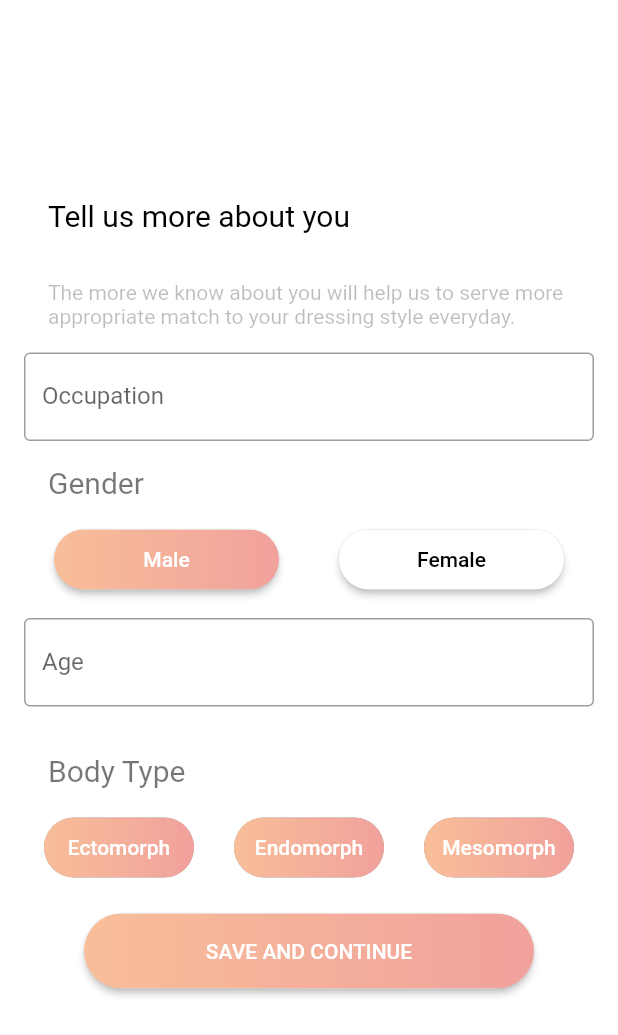
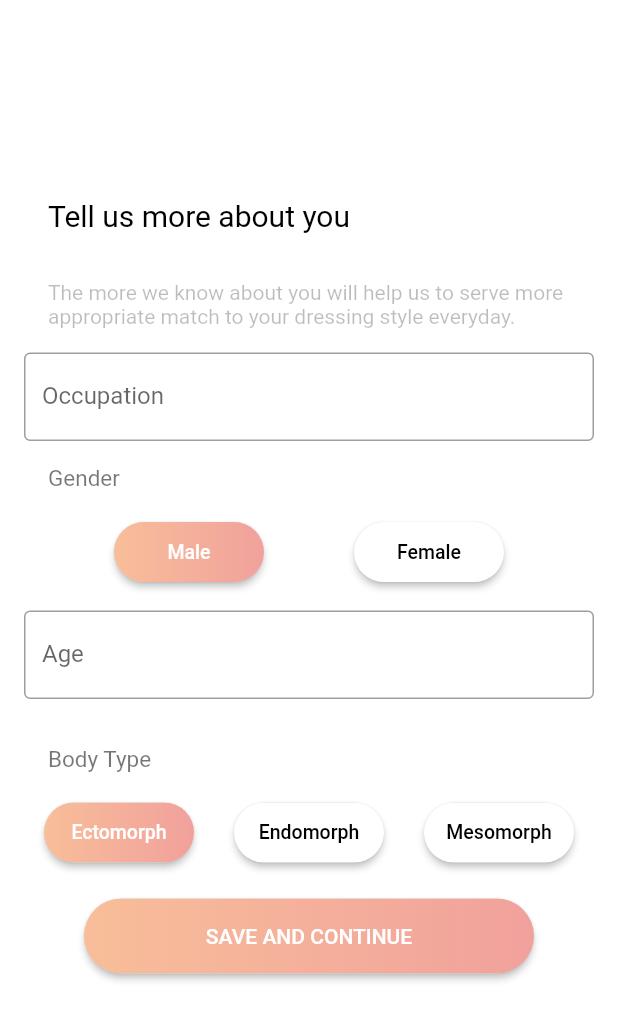
Before and after one commit to MuhammadSaadQadeer/Wardrobe, a Flutter app: the screen it shows after launch, on a phone screen of 412 x 824 dp. Shown: the top 1035 px of the screen. Run offline on Flutter 3.47's test engine with Material 2 defaults, Android fonts, the phone set to English and light mode, and no system bars.

Commit message:
chore: reusable option button

```diff
--- a/lib/screens/more-info.dart
+++ b/lib/screens/more-info.dart
@@ -9,6 +9,9 @@ class MoreInfo extends StatefulWidget {
 class _MoreInfoState extends State<MoreInfo> {
   bool _isMale = true;
   bool _isFemale = false;
+  bool _isEcto = true;
+  bool _isEndo = false;
+  bool _isMeso = false;
 
   _toggleGenderMale() {
     setState(() {
@@ -21,6 +24,30 @@ class _MoreInfoState extends State<MoreInfo> {
     setState(() {
       _isFemale = true;
       _isMale = false;
+    });
+  }
+
+  _toggleEcto() {
+    setState(() {
+      _isEcto = true;
+      _isEndo = false;
+      _isMeso = false;
+    });
+  }
+
+  _toggleEndo() {
+    setState(() {
+      _isEcto = false;
+      _isEndo = true;
+      _isMeso = false;
+    });
+  }
+
+  _toggleMeso() {
+    setState(() {
+      _isEcto = false;
+      _isEndo = false;
+      _isMeso = true;
     });
   }
 
@@ -77,74 +104,22 @@ class _MoreInfoState extends State<MoreInfo> {
                           style: TextStyle(
                               decoration: TextDecoration.none,
                               textBaseline: TextBaseline.alphabetic,
-                              fontSize: 20,
+                              fontSize: 15,
                               color: Colors.black54,
                               fontWeight: FontWeight.normal),
                         ),
                       ),
                       Row(
-                        mainAxisAlignment: MainAxisAlignment.spaceAround,
+                        mainAxisAlignment: MainAxisAlignment.spaceEvenly,
                         children: <Widget>[
-                          RaisedButton(
-                            onPressed: _toggleGenderMale,
-                            shape: RoundedRectangleBorder(
-                                borderRadius: BorderRadius.circular(60.0)),
-                            padding: EdgeInsets.all(0.0),
-                            child: Ink(
-                              decoration: BoxDecoration(
-                                  gradient: LinearGradient(
-                                    colors: _isMale
-                                        ? [Color(0xffF8BE99), Color(0xffF1A19C)]
-                                        : [Colors.white, Colors.white],
-                                    begin: Alignment.centerLeft,
-                                    end: Alignment.centerRight,
-                                  ),
-                                  borderRadius: BorderRadius.circular(30.0)),
-                              child: Container(
-                                constraints: BoxConstraints(
-                                    maxWidth: 150.0, minHeight: 40.0),
-                                alignment: Alignment.center,
-                                child: Text(
-                                  "Male",
-                                  textAlign: TextAlign.center,
-                                  style: TextStyle(
-                                    color:
-                                        _isMale ? Colors.white : Colors.black,
-                                  ),
-                                ),
-                              ),
-                            ),
-                          ),
-                          RaisedButton(
-                            onPressed: _toggleGenderFemale,
-                            shape: RoundedRectangleBorder(
-                                borderRadius: BorderRadius.circular(80.0)),
-                            padding: EdgeInsets.all(0.0),
-                            child: Ink(
-                              decoration: BoxDecoration(
-                                  gradient: LinearGradient(
-                                    colors: _isFemale
-                                        ? [Color(0xffF8BE99), Color(0xffF1A19C)]
-                                        : [Colors.white, Colors.white],
-                                    begin: Alignment.centerLeft,
-                                    end: Alignment.centerRight,
-                                  ),
-                                  borderRadius: BorderRadius.circular(30.0)),
-                              child: Container(
-                                constraints: BoxConstraints(
-                                    maxWidth: 150.0, minHeight: 40.0),
-                                alignment: Alignment.center,
-                                child: Text(
-                                  "Female",
-                                  textAlign: TextAlign.center,
-                                  style: TextStyle(
-                                    color:
-                                        _isFemale ? Colors.white : Colors.black,
-                                  ),
-                                ),
-                              ),
-                            ),
-                          ),
+                          OptionsButtons(
+                              btnText: "Male",
+                              isHighlighted: this._isMale,
+                              onPress: _toggleGenderMale),
+                          OptionsButtons(
+                              btnText: "Female",
+                              isHighlighted: this._isFemale,
+                              onPress: _toggleGenderFemale),
                         ],
                       ),
                       SizedBox(height: 15.0),
@@ -163,7 +138,7 @@ class _MoreInfoState extends State<MoreInfo> {
                           style: TextStyle(
                               decoration: TextDecoration.none,
                               textBaseline: TextBaseline.alphabetic,
-                              fontSize: 20,
+                              fontSize: 15,
                               color: Colors.black54,
                               fontWeight: FontWeight.normal),
                         ),
@@ -171,92 +146,18 @@ class _MoreInfoState extends State<MoreInfo> {
                       Row(
                         mainAxisAlignment: MainAxisAlignment.spaceAround,
                         children: <Widget>[
-                          RaisedButton(
-                            //onPressed: this.onPress,
-                            shape: RoundedRectangleBorder(
-                                borderRadius: BorderRadius.circular(60.0)),
-                            padding: EdgeInsets.all(0.0),
-                            child: Ink(
-                              decoration: BoxDecoration(
-                                  gradient: LinearGradient(
-                                    colors: [
-                                      Color(0xffF8BE99),
-                                      Color(0xffF1A19C)
-                                    ],
-                                    begin: Alignment.centerLeft,
-                                    end: Alignment.centerRight,
-                                  ),
-                                  borderRadius: BorderRadius.circular(30.0)),
-                              child: Container(
-                                constraints: BoxConstraints(
-                                    maxWidth: 100.0, minHeight: 40.0),
-                                alignment: Alignment.center,
-                                child: Text(
-                                  "Ectomorph",
-                                  textAlign: TextAlign.center,
-                                  style: TextStyle(
-                                    color: Colors.white,
-                                  ),
-                                ),
-                              ),
-                            ),
-                          ),
-                          RaisedButton(
-                            //onPressed: this.onPress,
-                            shape: RoundedRectangleBorder(
-                                borderRadius: BorderRadius.circular(80.0)),
-                            padding: EdgeInsets.all(0.0),
-                            child: Ink(
-                              decoration: BoxDecoration(
-                                  gradient: LinearGradient(
-                                    colors: [
-                                      Color(0xffF8BE99),
-                                      Color(0xffF1A19C)
-                                    ],
-                                    begin: Alignment.centerLeft,
-                                    end: Alignment.centerRight,
-                                  ),
-                                  borderRadius: BorderRadius.circular(30.0)),
-                              child: Container(
-                                constraints: BoxConstraints(
-                                    maxWidth: 100.0, minHeight: 40.0),
-                                alignment: Alignment.center,
-                                child: Text(
-                                  "Endomorph",
-                                  textAlign: TextAlign.center,
-                                  style: TextStyle(color: Colors.white),
-                                ),
-                              ),
-                            ),
-                          ),
-                          RaisedButton(
-                            //onPressed: this.onPress,
-                            shape: RoundedRectangleBorder(
-                                borderRadius: BorderRadius.circular(80.0)),
-                            padding: EdgeInsets.all(0.0),
-                            child: Ink(
-                              decoration: BoxDecoration(
-                                  gradient: LinearGradient(
-                                    colors: [
-                                      Color(0xffF8BE99),
-                                      Color(0xffF1A19C)
-                                    ],
-                                    begin: Alignment.centerLeft,
-                                    end: Alignment.centerRight,
-                                  ),
-                                  borderRadius: BorderRadius.circular(30.0)),
-                              child: Container(
-                                constraints: BoxConstraints(
-                                    maxWidth: 100.0, minHeight: 40.0),
-                                alignment: Alignment.center,
-                                child: Text(
-                                  "Mesomorph",
-                                  textAlign: TextAlign.center,
-                                  style: TextStyle(color: Colors.white),
-                                ),
-                              ),
-                            ),
-                          ),
+                          OptionsButtons(
+                              btnText: "Ectomorph",
+                              isHighlighted: this._isEcto,
+                              onPress: _toggleEcto),
+                          OptionsButtons(
+                              btnText: "Endomorph",
+                              isHighlighted: this._isEndo,
+                              onPress: _toggleEndo),
+                          OptionsButtons(
+                              btnText: "Mesomorph",
+                              isHighlighted: this._isMeso,
+                              onPress: _toggleMeso),
                         ],
                       ),
                       const SizedBox(height: 20.0),
@@ -269,3 +170,43 @@ class _MoreInfoState extends State<MoreInfo> {
                 ))));
   }
 }
+
+class OptionsButtons extends StatelessWidget {
+  final String btnText;
+  final bool isHighlighted;
+  final Function onPress;
+
+  OptionsButtons({this.btnText, this.isHighlighted, this.onPress});
+
+  @override
+  Widget build(BuildContext context) {
+    return RaisedButton(
+      onPressed: this.onPress,
+      shape: RoundedRectangleBorder(borderRadius: BorderRadius.circular(80.0)),
+      padding: EdgeInsets.all(0.0),
+      child: Ink(
+        decoration: BoxDecoration(
+            gradient: LinearGradient(
+              colors: this.isHighlighted
+                  ? [Color(0xffF8BE99), Color(0xffF1A19C)]
+                  : [Colors.white, Colors.white],
+              begin: Alignment.centerLeft,
+              end: Alignment.centerRight,
+            ),
+            borderRadius: BorderRadius.circular(30.0)),
+        child: Container(
+          constraints: BoxConstraints(maxWidth: 100.0, minHeight: 40.0),
+          alignment: Alignment.center,
+          child: Text(
+            this.btnText,
+            textAlign: TextAlign.center,
+            style: TextStyle(
+              fontSize: 13,
+              color: this.isHighlighted ? Colors.white : Colors.black,
+            ),
+          ),
+        ),
+      ),
+    );
+  }
+}
```
